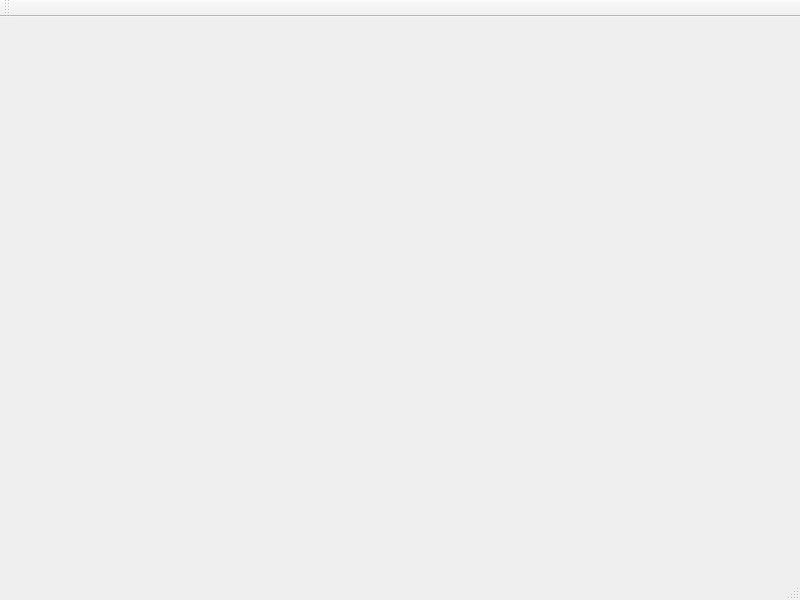
Above: QtFlatVisualization/mainwindow.ui from siemensmacv/rubik-teacher before the change. Below: the same form after it.
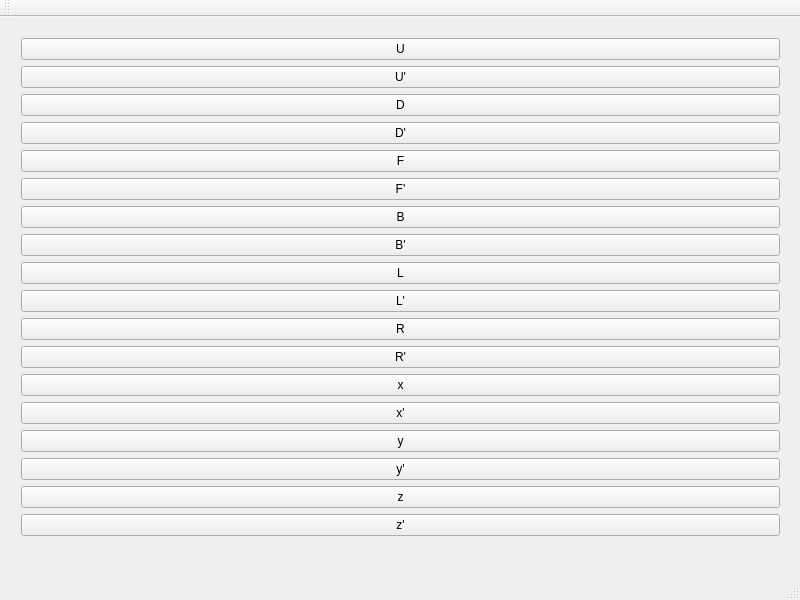
That is the form after the change.

Commit message: added buttons to temporary project interface; functions for the 12 moves tested and functional

Diff of the .ui file:
```diff
--- a/QtFlatVisualization/mainwindow.ui
+++ b/QtFlatVisualization/mainwindow.ui
@@ -17,13 +17,147 @@
    <widget class="QWidget" name="gridLayoutWidget">
     <property name="geometry">
      <rect>
-      <x>59</x>
-      <y>19</y>
-      <width>711</width>
-      <height>481</height>
+      <x>10</x>
+      <y>10</y>
+      <width>781</width>
+      <height>531</height>
      </rect>
     </property>
-    <layout class="QGridLayout" name="gridLayout"/>
+    <layout class="QHBoxLayout" name="horizontalLayout">
+     <item>
+      <layout class="QGridLayout" name="gridLayout"/>
+     </item>
+     <item>
+      <layout class="QVBoxLayout" name="verticalLayout">
+       <item>
+        <widget class="QPushButton" name="pushButton">
+         <property name="text">
+          <string>U</string>
+         </property>
+        </widget>
+       </item>
+       <item>
+        <widget class="QPushButton" name="pushButton_2">
+         <property name="text">
+          <string>U'</string>
+         </property>
+        </widget>
+       </item>
+       <item>
+        <widget class="QPushButton" name="pushButton_3">
+         <property name="text">
+          <string>D</string>
+         </property>
+        </widget>
+       </item>
+       <item>
+        <widget class="QPushButton" name="pushButton_4">
+         <property name="text">
+          <string>D'</string>
+         </property>
+        </widget>
+       </item>
+       <item>
+        <widget class="QPushButton" name="pushButton_5">
+         <property name="text">
+          <string>F</string>
+         </property>
+        </widget>
+       </item>
+       <item>
+        <widget class="QPushButton" name="pushButton_6">
+         <property name="text">
+          <string>F'</string>
+         </property>
+        </widget>
+       </item>
+       <item>
+        <widget class="QPushButton" name="pushButton_7">
+         <property name="text">
+          <string>B</string>
+         </property>
+        </widget>
+       </item>
+       <item>
+        <widget class="QPushButton" name="pushButton_8">
+         <property name="text">
+          <string>B'</string>
+         </property>
+        </widget>
+       </item>
+       <item>
+        <widget class="QPushButton" name="pushButton_9">
+         <property name="text">
+          <string>L</string>
+         </property>
+        </widget>
+       </item>
+       <item>
+        <widget class="QPushButton" name="pushButton_10">
+         <property name="text">
+          <string>L'</string>
+         </property>
+        </widget>
+       </item>
+       <item>
+        <widget class="QPushButton" name="pushButton_11">
+         <property name="text">
+          <string>R</string>
+         </property>
+        </widget>
+       </item>
+       <item>
+        <widget class="QPushButton" name="pushButton_12">
+         <property name="text">
+          <string>R'</string>
+         </property>
+        </widget>
+       </item>
+       <item>
+        <widget class="QPushButton" name="pushButton_13">
+         <property name="text">
+          <string>x</string>
+         </property>
+        </widget>
+       </item>
+       <item>
+        <widget class="QPushButton" name="pushButton_14">
+         <property name="text">
+          <string>x'</string>
+         </property>
+        </widget>
+       </item>
+       <item>
+        <widget class="QPushButton" name="pushButton_15">
+         <property name="text">
+          <string>y</string>
+         </property>
+        </widget>
+       </item>
+       <item>
+        <widget class="QPushButton" name="pushButton_16">
+         <property name="text">
+          <string>y'</string>
+         </property>
+        </widget>
+       </item>
+       <item>
+        <widget class="QPushButton" name="pushButton_17">
+         <property name="text">
+          <string>z</string>
+         </property>
+        </widget>
+       </item>
+       <item>
+        <widget class="QPushButton" name="pushButton_18">
+         <property name="text">
+          <string>z'</string>
+         </property>
+        </widget>
+       </item>
+      </layout>
+     </item>
+    </layout>
    </widget>
   </widget>
   <widget class="QMenuBar" name="menuBar">
```
Left out of the diff: 2 changed lines with no effect on the pictures. The commit also changes 2 other files.
